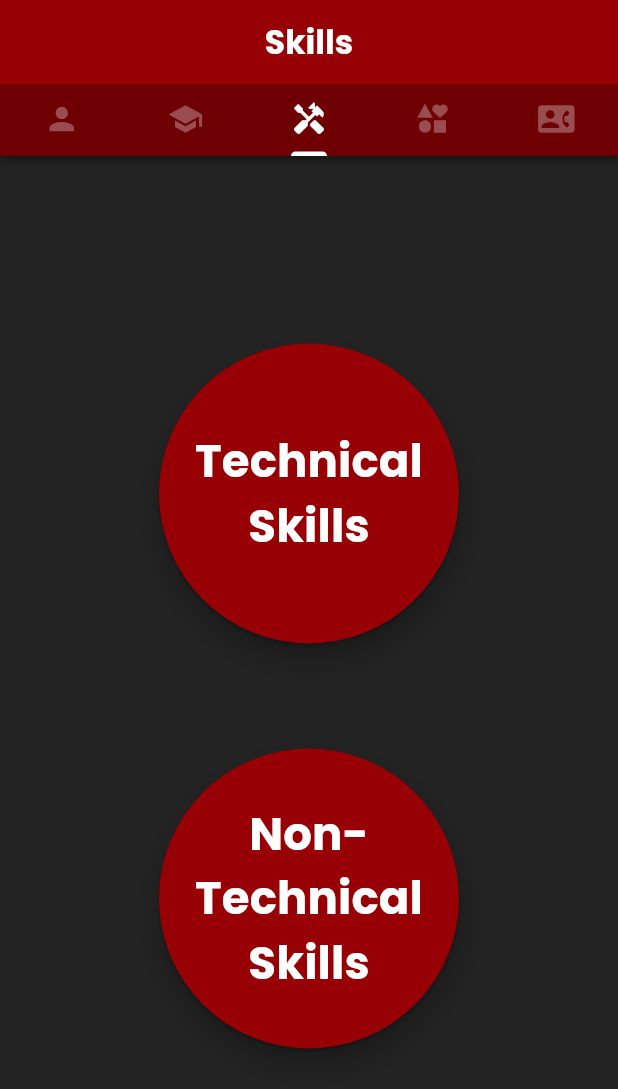
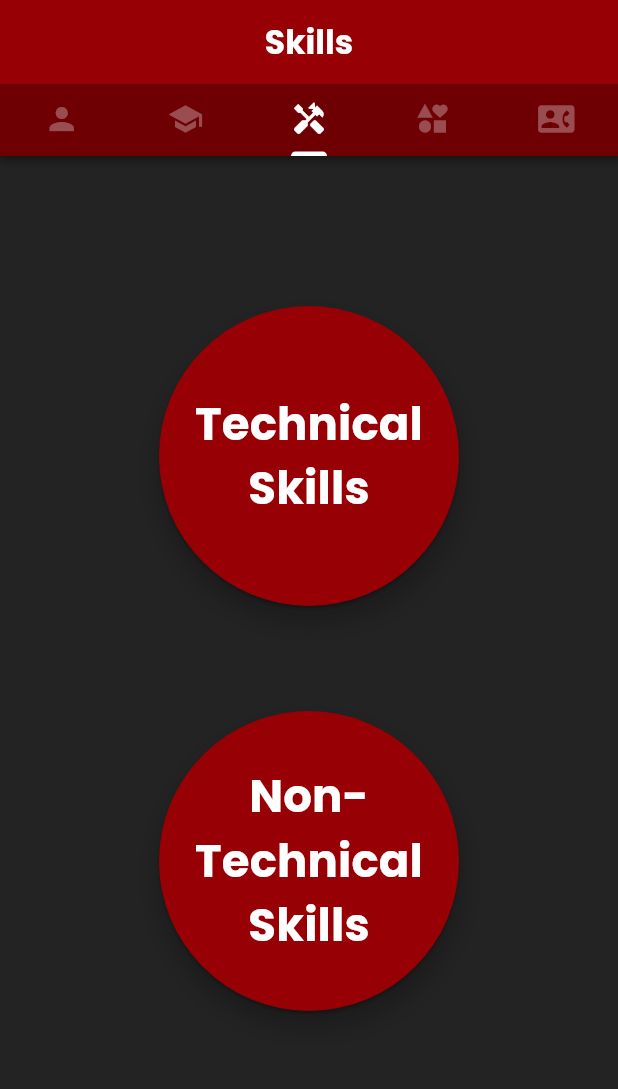
Before and after one commit to bjcomia/comia_lab_act_1, a Flutter app: the HomePage screen opened directly, tab 3 chosen, on a phone screen of 412 x 824 dp. Shown: the top 1089 px of the screen. Run offline on Flutter 3.47's test engine with Material 3 defaults, Android fonts, the phone set to English and light mode, and no system bars; drawn by our look-alikes of avatar_glow; our stand-ins replace flutter_carousel_widget, google_fonts.

Commit message:
"Wrapped SkillsPage content in SafeArea and SingleChildScrollView, added SizedBox for spacing, and reformatted code for better readability.

```diff
--- a/lib/pages/skills_page.dart
+++ b/lib/pages/skills_page.dart
@@ -12,9 +12,14 @@ class SkillsPage extends StatefulWidget {
 class _SkillsPageState extends State<SkillsPage> {
   @override
   Widget build(BuildContext context) {
-    return Column(
+    return SafeArea(
+      child: SingleChildScrollView(
+        child: Center(
+          child: Column(
             mainAxisAlignment: MainAxisAlignment.center,
+            mainAxisSize: MainAxisSize.min,
             children: [
+              const SizedBox(height: 100),
               //Hard Skills
               AvatarGlow(
                 startDelay: const Duration(milliseconds: 1000),
@@ -201,6 +206,9 @@ class _SkillsPageState extends State<SkillsPage> {
                 ),
               )
             ],
+          ),
+        ),
+      ),
     );
   }
 }
```
Lines whose indentation alone changed are shown as unchanged.
